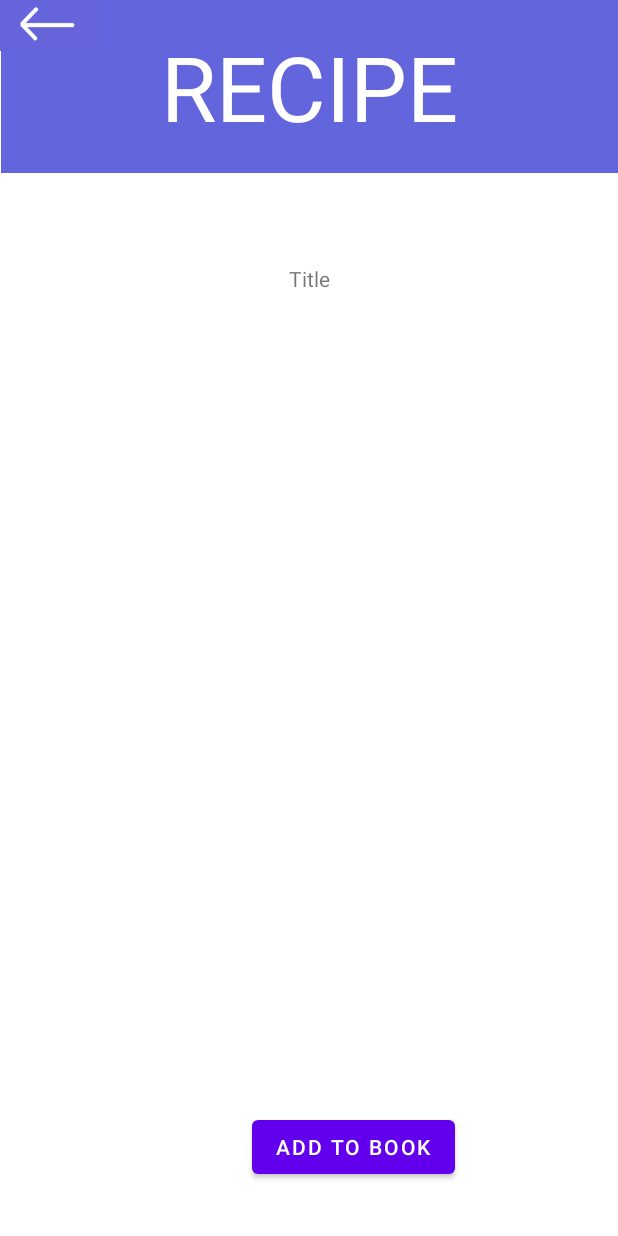
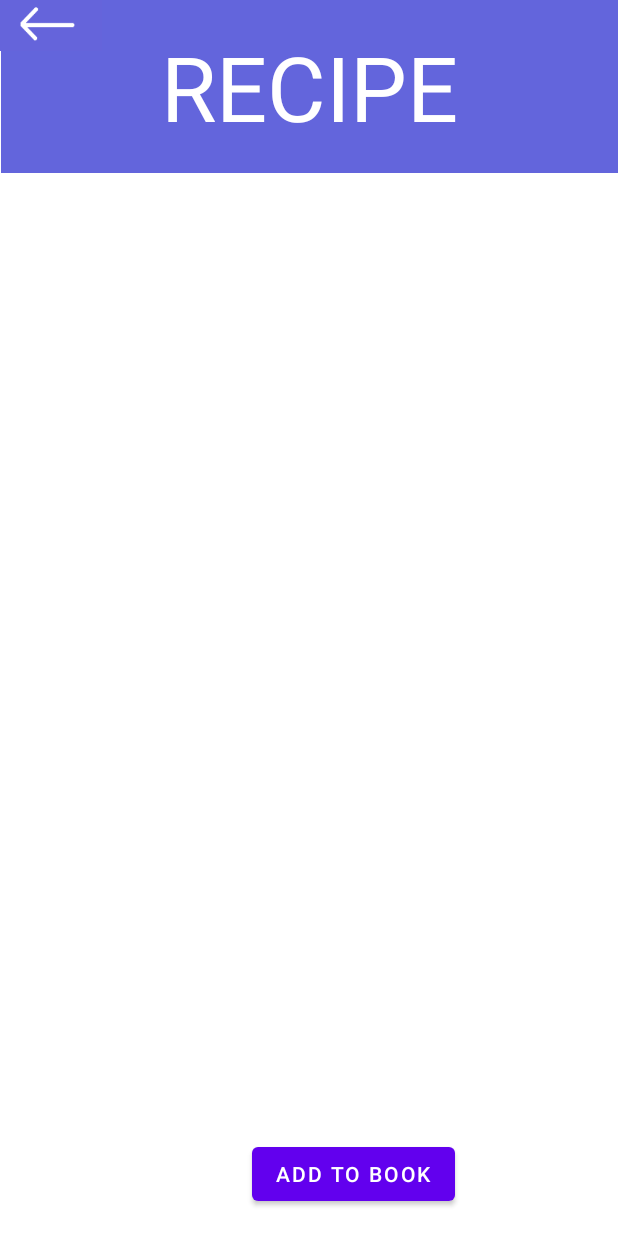
Before and after one commit to rhimcc/RecipeFinder, an Android app: the layout recipescreen.xml on its own in the app's theme, with its tools: preview values and no code run, on a phone screen of 412 x 824 dp. Run offline under Robolectric (Android 15) with nearby library versions, the light colour scheme and no system bars.

Commit message:
working layout yuh

```diff
--- a/app/src/main/res/layout/recipescreen.xml
+++ b/app/src/main/res/layout/recipescreen.xml
@@ -6,11 +6,11 @@
     android:layout_height="match_parent">
 
     <TextView
-        android:id="@+id/textView10"
+        android:id="@+id/recipeName"
         android:layout_width="411dp"
         android:layout_height="115dp"
         android:background="@color/blue"
-        android:gravity="center_vertical"
+        android:gravity="center"
         android:text="RECIPE"
         android:textAlignment="center"
         android:textColor="@color/white"
@@ -23,34 +23,18 @@
         app:layout_constraintTop_toTopOf="parent"
         app:layout_constraintVertical_bias="0.0" />
 
-    <TextView
-        android:id="@+id/recipetitle"
-        android:layout_width="wrap_content"
-        android:layout_height="wrap_content"
-        android:layout_marginStart="192dp"
-        android:layout_marginTop="24dp"
-        android:layout_marginEnd="192dp"
-        android:layout_marginBottom="592dp"
-        android:text="Title"
-        app:layout_constraintBottom_toBottomOf="parent"
-        app:layout_constraintEnd_toEndOf="parent"
-        app:layout_constraintStart_toStartOf="parent"
-        app:layout_constraintTop_toBottomOf="@+id/textView10" />
-
     <Button
         android:id="@+id/addtobookbutton"
         android:layout_width="wrap_content"
         android:layout_height="wrap_content"
         android:layout_marginStart="106dp"
-        android:layout_marginTop="527dp"
         android:layout_marginEnd="115dp"
         android:layout_marginBottom="17dp"
         android:onClick="AddToBook"
         android:text="ADD TO BOOK"
         app:layout_constraintBottom_toBottomOf="parent"
         app:layout_constraintEnd_toEndOf="parent"
-        app:layout_constraintStart_toEndOf="@+id/imageButton4"
-        app:layout_constraintTop_toBottomOf="@+id/recipetitle" />
+        app:layout_constraintStart_toEndOf="@+id/imageButton4" />
 
     <ImageButton
         android:id="@+id/imageButton4"
@@ -67,4 +51,50 @@
         app:layout_constraintVertical_bias="0.0"
         tools:ignore="SpeakableTextPresentCheck" />
 
+    <LinearLayout
+        android:id="@+id/qtylist"
+        android:layout_width="127dp"
+        android:layout_height="225dp"
+        android:layout_marginTop="36dp"
+        android:layout_marginEnd="3dp"
+        android:orientation="vertical"
+        app:layout_constraintEnd_toEndOf="parent"
+        app:layout_constraintStart_toEndOf="@+id/ingredientlist"
+        app:layout_constraintTop_toBottomOf="@+id/recipeName"></LinearLayout>
+
+    <LinearLayout
+        android:id="@+id/ingredientlist"
+        android:layout_width="223dp"
+        android:layout_height="225dp"
+        android:layout_marginStart="16dp"
+        android:layout_marginTop="1dp"
+        android:orientation="vertical"
+        app:layout_constraintBottom_toBottomOf="@+id/scrollView3"
+        app:layout_constraintEnd_toStartOf="@+id/qtylist"
+        app:layout_constraintHorizontal_bias="0.0"
+        app:layout_constraintStart_toStartOf="parent"
+        app:layout_constraintTop_toBottomOf="@+id/recipeName"
+        app:layout_constraintVertical_bias="0.117">
+
+    </LinearLayout>
+
+    <ScrollView
+        android:id="@+id/scrollView3"
+        android:layout_width="391dp"
+        android:layout_height="354dp"
+        android:layout_marginBottom="1dp"
+        app:layout_constraintBottom_toTopOf="@+id/addtobookbutton"
+        app:layout_constraintEnd_toEndOf="parent"
+        app:layout_constraintHorizontal_bias="1.0"
+        app:layout_constraintStart_toStartOf="parent"
+        app:layout_constraintTop_toBottomOf="@+id/recipeName"
+        app:layout_constraintVertical_bias="0.943">
+
+        <LinearLayout
+            android:id="@+id/method"
+            android:layout_width="match_parent"
+            android:layout_height="wrap_content"
+            android:orientation="vertical" />
+    </ScrollView>
+
 </androidx.constraintlayout.widget.ConstraintLayout>
--- a/app/src/main/res/layout/welcomescreen.xml
+++ b/app/src/main/res/layout/welcomescreen.xml
@@ -11,11 +11,11 @@
         android:id="@+id/textView"
         android:layout_width="310dp"
         android:layout_height="295dp"
-        android:layout_marginTop="56dp"
+        android:layout_marginTop="16dp"
         android:text="RECIPE FINDER"
         android:textColor="@color/blue"
         android:textSize="90sp"
-        app:layout_constraintHorizontal_bias="0.495"
+        app:layout_constraintHorizontal_bias="0.493"
         app:layout_constraintLeft_toLeftOf="parent"
         app:layout_constraintRight_toRightOf="parent"
         app:layout_constraintTop_toTopOf="parent" />
```
Also changed, not shown: app/src/main/assets/recipes.json (+22 -10 lines), app/src/main/java/com/example/myapplication/MainActivity.java (+50 -8 lines), app/src/main/res/layout/findarecipe.xml (+6 -5 lines).
